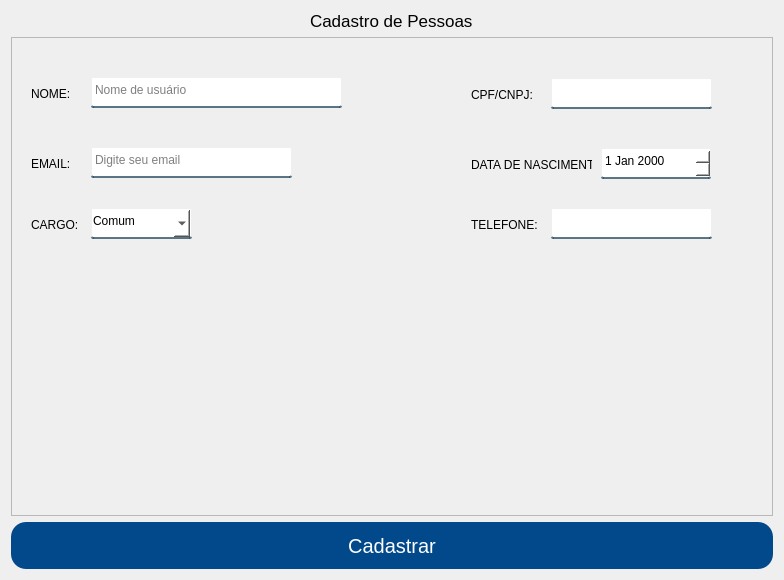
Above: App/view/ui/cadastroPessoas.ui from Senac-SOR-ADS/Mapa-de-Sala before the change. Below: the same form after it.
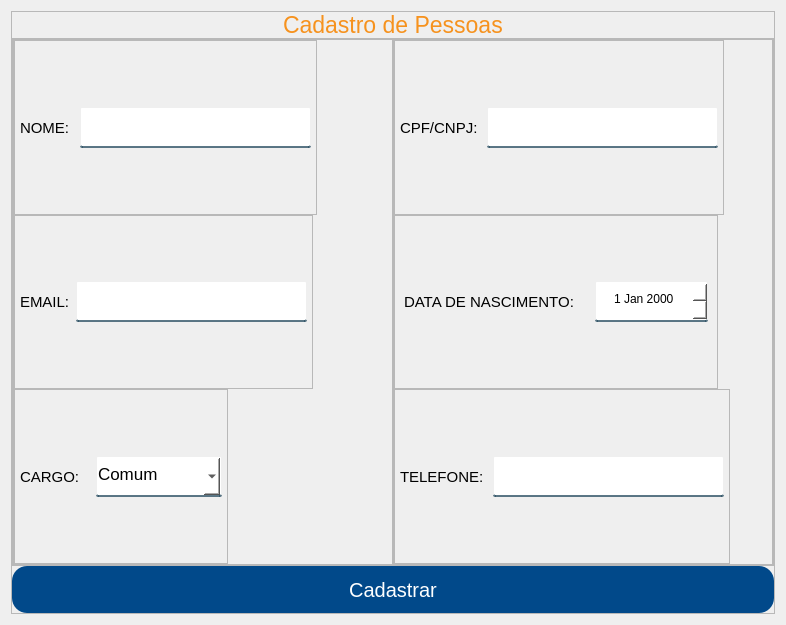
That is the form after the change.

Commit message: arrumando algumas interfaces na parte de castro para responsividade (#191)

What changed in the file:
```diff
--- a/App/view/ui/cadastroPessoas.ui
+++ b/App/view/ui/cadastroPessoas.ui
@@ -6,8 +6,8 @@
    <rect>
     <x>0</x>
     <y>0</y>
-    <width>780</width>
-    <height>577</height>
+    <width>782</width>
+    <height>625</height>
    </rect>
   </property>
   <property name="windowTitle">
@@ -32,14 +32,42 @@
 
 #btnCadastrar:hover {
 	background-color: #f6921e;
+}
+
+#titulo {
+	color: #f6921e;
 }</string>
   </property>
   <layout class="QVBoxLayout" name="verticalLayout">
-   <item alignment="Qt::AlignHCenter|Qt::AlignTop">
-    <widget class="QLabel" name="label">
+   <item alignment="Qt::AlignHCenter">
+    <widget class="QFrame" name="frame_10">
+     <property name="frameShape">
+      <enum>QFrame::StyledPanel</enum>
+     </property>
+     <property name="frameShadow">
+      <enum>QFrame::Raised</enum>
+     </property>
+     <layout class="QVBoxLayout" name="verticalLayout_4">
+      <property name="spacing">
+       <number>0</number>
+      </property>
+      <property name="leftMargin">
+       <number>0</number>
+      </property>
+      <property name="topMargin">
+       <number>0</number>
+      </property>
+      <property name="rightMargin">
+       <number>0</number>
+      </property>
+      <property name="bottomMargin">
+       <number>0</number>
+      </property>
+      <item alignment="Qt::AlignHCenter">
+       <widget class="QLabel" name="titulo">
      <property name="font">
       <font>
-       <pointsize>13</pointsize>
+          <pointsize>17</pointsize>
       </font>
      </property>
      <property name="text">
@@ -56,7 +84,7 @@
      </property>
     </widget>
    </item>
-   <item alignment="Qt::AlignHCenter">
+      <item>
     <widget class="QFrame" name="frame">
      <property name="sizePolicy">
       <sizepolicy hsizetype="Preferred" vsizetype="Expanding">
@@ -76,160 +104,213 @@
      <property name="frameShadow">
       <enum>QFrame::Raised</enum>
      </property>
+        <layout class="QHBoxLayout" name="horizontalLayout_7">
+         <property name="spacing">
+          <number>0</number>
+         </property>
+         <property name="leftMargin">
+          <number>0</number>
+         </property>
+         <property name="topMargin">
+          <number>0</number>
+         </property>
+         <property name="rightMargin">
+          <number>0</number>
+         </property>
+         <property name="bottomMargin">
+          <number>0</number>
+         </property>
+         <item>
+          <widget class="QFrame" name="frame_5">
+           <property name="frameShape">
+            <enum>QFrame::StyledPanel</enum>
+           </property>
+           <property name="frameShadow">
+            <enum>QFrame::Raised</enum>
+           </property>
+           <layout class="QVBoxLayout" name="verticalLayout_2">
+            <property name="spacing">
+             <number>0</number>
+            </property>
+            <property name="leftMargin">
+             <number>0</number>
+            </property>
+            <property name="topMargin">
+             <number>0</number>
+            </property>
+            <property name="rightMargin">
+             <number>0</number>
+            </property>
+            <property name="bottomMargin">
+             <number>0</number>
+            </property>
+            <item alignment="Qt::AlignLeft">
+             <widget class="QFrame" name="frame_2">
+              <property name="frameShape">
+               <enum>QFrame::StyledPanel</enum>
+              </property>
+              <property name="frameShadow">
+               <enum>QFrame::Raised</enum>
+              </property>
+              <layout class="QHBoxLayout" name="horizontalLayout">
+               <property name="spacing">
+                <number>10</number>
+               </property>
+               <property name="leftMargin">
+                <number>5</number>
+               </property>
+               <property name="topMargin">
+                <number>0</number>
+               </property>
+               <property name="rightMargin">
+                <number>5</number>
+               </property>
+               <property name="bottomMargin">
+                <number>0</number>
+               </property>
+               <item>
      <widget class="QLabel" name="label_2">
-      <property name="geometry">
-       <rect>
-        <x>20</x>
-        <y>49</y>
-        <width>41</width>
-        <height>16</height>
-       </rect>
+                 <property name="font">
+                  <font>
+                   <pointsize>11</pointsize>
+                  </font>
       </property>
       <property name="text">
        <string>NOME:</string>
       </property>
      </widget>
-     <widget class="QLabel" name="label_3">
-      <property name="geometry">
-       <rect>
-        <x>460</x>
-        <y>50</y>
-        <width>61</width>
-        <height>16</height>
-       </rect>
+               </item>
+               <item>
+                <widget class="QLineEdit" name="nomePessoas">
+                 <property name="minimumSize">
+                  <size>
+                   <width>231</width>
+                   <height>41</height>
+                  </size>
+                 </property>
+                 <property name="maximumSize">
+                  <size>
+                   <width>391</width>
+                   <height>41</height>
+                  </size>
       </property>
       <property name="text">
-       <string>CPF/CNPJ:</string>
-      </property>
-     </widget>
+                  <string/>
+                 </property>
+                 <property name="placeholderText">
+                  <string/>
+                 </property>
+                </widget>
+               </item>
+              </layout>
+             </widget>
+            </item>
+            <item alignment="Qt::AlignLeft">
+             <widget class="QFrame" name="frame_3">
+              <property name="frameShape">
+               <enum>QFrame::StyledPanel</enum>
+              </property>
+              <property name="frameShadow">
+               <enum>QFrame::Raised</enum>
+              </property>
+              <layout class="QHBoxLayout" name="horizontalLayout_2">
+               <property name="leftMargin">
+                <number>5</number>
+               </property>
+               <property name="topMargin">
+                <number>0</number>
+               </property>
+               <property name="rightMargin">
+                <number>5</number>
+               </property>
+               <property name="bottomMargin">
+                <number>0</number>
+               </property>
+               <item>
      <widget class="QLabel" name="label_4">
-      <property name="geometry">
-       <rect>
-        <x>20</x>
-        <y>119</y>
-        <width>41</width>
-        <height>16</height>
-       </rect>
+                 <property name="font">
+                  <font>
+                   <pointsize>11</pointsize>
+                  </font>
       </property>
       <property name="text">
        <string>EMAIL:</string>
       </property>
      </widget>
-     <widget class="QLabel" name="label_6">
-      <property name="geometry">
-       <rect>
-        <x>460</x>
-        <y>120</y>
-        <width>121</width>
-        <height>16</height>
-       </rect>
-      </property>
-      <property name="text">
-       <string>DATA DE NASCIMENTO:</string>
-      </property>
-     </widget>
-     <widget class="QLabel" name="label_5">
-      <property name="geometry">
-       <rect>
-        <x>20</x>
-        <y>180</y>
-        <width>51</width>
-        <height>16</height>
-       </rect>
-      </property>
-      <property name="text">
-       <string>CARGO:</string>
-      </property>
-     </widget>
-     <widget class="QLabel" name="label_7">
-      <property name="geometry">
-       <rect>
-        <x>460</x>
-        <y>180</y>
-        <width>71</width>
-        <height>16</height>
-       </rect>
-      </property>
-      <property name="text">
-       <string>TELEFONE:</string>
-      </property>
-     </widget>
-     <widget class="QLineEdit" name="nomePessoas">
-      <property name="geometry">
-       <rect>
-        <x>80</x>
-        <y>40</y>
-        <width>251</width>
-        <height>31</height>
-       </rect>
-      </property>
-      <property name="text">
-       <string/>
-      </property>
-      <property name="placeholderText">
-       <string>Nome de usuário</string>
-      </property>
-     </widget>
-     <widget class="QLineEdit" name="cpfCnpj">
-      <property name="geometry">
-       <rect>
-        <x>540</x>
-        <y>41</y>
-        <width>161</width>
-        <height>31</height>
-       </rect>
-      </property>
-     </widget>
+               </item>
+               <item>
      <widget class="QLineEdit" name="email">
-      <property name="geometry">
-       <rect>
-        <x>80</x>
-        <y>110</y>
-        <width>201</width>
-        <height>31</height>
-       </rect>
+                 <property name="minimumSize">
+                  <size>
+                   <width>231</width>
+                   <height>41</height>
+                  </size>
+                 </property>
+                 <property name="maximumSize">
+                  <size>
+                   <width>391</width>
+                   <height>41</height>
+                  </size>
       </property>
       <property name="mouseTracking">
        <bool>true</bool>
       </property>
       <property name="placeholderText">
-       <string>Digite seu email</string>
-      </property>
-     </widget>
-     <widget class="QDateEdit" name="dataDeNascimento">
-      <property name="geometry">
-       <rect>
-        <x>590</x>
-        <y>111</y>
-        <width>110</width>
-        <height>31</height>
-       </rect>
-      </property>
-      <property name="cursor">
-       <cursorShape>PointingHandCursor</cursorShape>
-      </property>
-     </widget>
-     <widget class="QLineEdit" name="telefone">
-      <property name="geometry">
-       <rect>
-        <x>540</x>
-        <y>171</y>
-        <width>161</width>
-        <height>31</height>
-       </rect>
-      </property>
-      <property name="text">
        <string/>
       </property>
      </widget>
+               </item>
+              </layout>
+             </widget>
+            </item>
+            <item alignment="Qt::AlignLeft">
+             <widget class="QFrame" name="frame_4">
+              <property name="frameShape">
+               <enum>QFrame::StyledPanel</enum>
+              </property>
+              <property name="frameShadow">
+               <enum>QFrame::Raised</enum>
+              </property>
+              <layout class="QHBoxLayout" name="horizontalLayout_3">
+               <property name="spacing">
+                <number>0</number>
+               </property>
+               <property name="leftMargin">
+                <number>5</number>
+               </property>
+               <property name="topMargin">
+                <number>0</number>
+               </property>
+               <property name="rightMargin">
+                <number>5</number>
+               </property>
+               <property name="bottomMargin">
+                <number>0</number>
+               </property>
+               <item>
+                <widget class="QLabel" name="label_5">
+                 <property name="font">
+                  <font>
+                   <pointsize>11</pointsize>
+                  </font>
+                 </property>
+                 <property name="text">
+                  <string>CARGO:    </string>
+                 </property>
+                </widget>
+               </item>
+               <item>
      <widget class="QComboBox" name="cargo">
-      <property name="geometry">
-       <rect>
-        <x>80</x>
-        <y>171</y>
-        <width>101</width>
-        <height>31</height>
-       </rect>
+                 <property name="minimumSize">
+                  <size>
+                   <width>117</width>
+                   <height>41</height>
+                  </size>
+                 </property>
+                 <property name="font">
+                  <font>
+                   <pointsize>13</pointsize>
+                  </font>
       </property>
       <property name="cursor">
        <cursorShape>PointingHandCursor</cursorShape>
@@ -258,6 +339,212 @@
        </property>
       </item>
      </widget>
+               </item>
+              </layout>
+             </widget>
+            </item>
+           </layout>
+          </widget>
+         </item>
+         <item>
+          <widget class="QFrame" name="frame_8">
+           <property name="frameShape">
+            <enum>QFrame::StyledPanel</enum>
+           </property>
+           <property name="frameShadow">
+            <enum>QFrame::Raised</enum>
+           </property>
+           <layout class="QVBoxLayout" name="verticalLayout_3">
+            <property name="spacing">
+             <number>0</number>
+            </property>
+            <property name="leftMargin">
+             <number>0</number>
+            </property>
+            <property name="topMargin">
+             <number>0</number>
+            </property>
+            <property name="rightMargin">
+             <number>0</number>
+            </property>
+            <property name="bottomMargin">
+             <number>0</number>
+            </property>
+            <item alignment="Qt::AlignLeft">
+             <widget class="QFrame" name="frame_6">
+              <property name="frameShape">
+               <enum>QFrame::StyledPanel</enum>
+              </property>
+              <property name="frameShadow">
+               <enum>QFrame::Raised</enum>
+              </property>
+              <layout class="QHBoxLayout" name="horizontalLayout_4">
+               <property name="spacing">
+                <number>9</number>
+               </property>
+               <property name="leftMargin">
+                <number>5</number>
+               </property>
+               <property name="topMargin">
+                <number>0</number>
+               </property>
+               <property name="rightMargin">
+                <number>5</number>
+               </property>
+               <property name="bottomMargin">
+                <number>0</number>
+               </property>
+               <item>
+                <widget class="QLabel" name="label_3">
+                 <property name="font">
+                  <font>
+                   <pointsize>11</pointsize>
+                  </font>
+                 </property>
+                 <property name="text">
+                  <string>CPF/CNPJ:</string>
+                 </property>
+                </widget>
+               </item>
+               <item>
+                <widget class="QLineEdit" name="cpfCnpj">
+                 <property name="minimumSize">
+                  <size>
+                   <width>231</width>
+                   <height>41</height>
+                  </size>
+                 </property>
+                 <property name="maximumSize">
+                  <size>
+                   <width>391</width>
+                   <height>41</height>
+                  </size>
+                 </property>
+                </widget>
+               </item>
+              </layout>
+             </widget>
+            </item>
+            <item alignment="Qt::AlignLeft">
+             <widget class="QFrame" name="frame_7">
+              <property name="frameShape">
+               <enum>QFrame::StyledPanel</enum>
+              </property>
+              <property name="frameShadow">
+               <enum>QFrame::Raised</enum>
+              </property>
+              <layout class="QHBoxLayout" name="horizontalLayout_5">
+               <property name="spacing">
+                <number>0</number>
+               </property>
+               <property name="topMargin">
+                <number>0</number>
+               </property>
+               <property name="bottomMargin">
+                <number>0</number>
+               </property>
+               <item alignment="Qt::AlignLeft">
+                <widget class="QLabel" name="label_6">
+                 <property name="font">
+                  <font>
+                   <pointsize>11</pointsize>
+                  </font>
+                 </property>
+                 <property name="text">
+                  <string>DATA DE NASCIMENTO:     </string>
+                 </property>
+                </widget>
+               </item>
+               <item>
+                <widget class="QDateEdit" name="dataDeNascimento">
+                 <property name="minimumSize">
+                  <size>
+                   <width>113</width>
+                   <height>41</height>
+                  </size>
+                 </property>
+                 <property name="maximumSize">
+                  <size>
+                   <width>99</width>
+                   <height>16777215</height>
+                  </size>
+                 </property>
+                 <property name="cursor">
+                  <cursorShape>PointingHandCursor</cursorShape>
+                 </property>
+                 <property name="alignment">
+                  <set>Qt::AlignCenter</set>
+                 </property>
+                 <property name="readOnly">
+                  <bool>false</bool>
+                 </property>
+                </widget>
+               </item>
+              </layout>
+             </widget>
+            </item>
+            <item alignment="Qt::AlignLeft">
+             <widget class="QFrame" name="frame_9">
+              <property name="frameShape">
+               <enum>QFrame::StyledPanel</enum>
+              </property>
+              <property name="frameShadow">
+               <enum>QFrame::Raised</enum>
+              </property>
+              <layout class="QHBoxLayout" name="horizontalLayout_6">
+               <property name="spacing">
+                <number>9</number>
+               </property>
+               <property name="leftMargin">
+                <number>5</number>
+               </property>
+               <property name="topMargin">
+                <number>0</number>
+               </property>
+               <property name="rightMargin">
+                <number>5</number>
+               </property>
+               <property name="bottomMargin">
+                <number>0</number>
+               </property>
+               <item>
+                <widget class="QLabel" name="label_7">
+                 <property name="font">
+                  <font>
+                   <pointsize>11</pointsize>
+                  </font>
+                 </property>
+                 <property name="text">
+                  <string>TELEFONE:</string>
+                 </property>
+                </widget>
+               </item>
+               <item>
+                <widget class="QLineEdit" name="telefone">
+                 <property name="minimumSize">
+                  <size>
+                   <width>231</width>
+                   <height>41</height>
+                  </size>
+                 </property>
+                 <property name="maximumSize">
+                  <size>
+                   <width>371</width>
+                   <height>41</height>
+                  </size>
+                 </property>
+                 <property name="text">
+                  <string/>
+                 </property>
+                </widget>
+               </item>
+              </layout>
+             </widget>
+            </item>
+           </layout>
+          </widget>
+         </item>
+        </layout>
     </widget>
    </item>
    <item>
@@ -279,6 +566,9 @@
      <property name="text">
       <string>Cadastrar</string>
      </property>
+       </widget>
+      </item>
+     </layout>
     </widget>
    </item>
   </layout>
```
Lines whose indentation alone changed are shown as unchanged. The commit also changes 4 other files.
